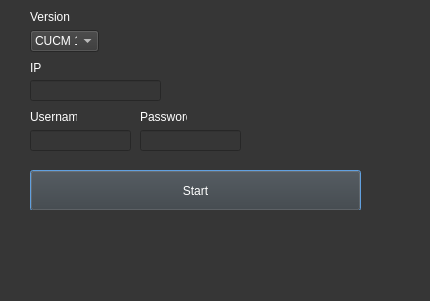
First picture: the form in login.ui, repository ylly08/Cisco_Automation, before the edit.
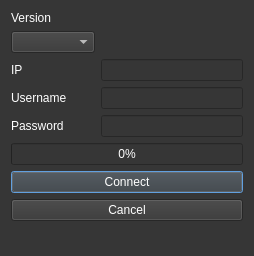
Second picture: the form after the edit.

Commit message: v.03 / new UI / new connect_cucm function

```diff
--- a/login.ui
+++ b/login.ui
@@ -6,8 +6,8 @@
    <rect>
     <x>0</x>
     <y>0</y>
-    <width>430</width>
-    <height>301</height>
+    <width>254</width>
+    <height>256</height>
    </rect>
   </property>
   <property name="windowTitle">
@@ -20,45 +20,23 @@
 color: rgb(255, 255, 255);
 </string>
   </property>
-  <widget class="QLineEdit" name="cucm_ip">
-   <property name="geometry">
-    <rect>
-     <x>30</x>
-     <y>80</y>
-     <width>131</width>
-     <height>21</height>
-    </rect>
-   </property>
-  </widget>
-  <widget class="QLineEdit" name="lineEdit_2">
-   <property name="geometry">
-    <rect>
-     <x>30</x>
-     <y>130</y>
-     <width>101</width>
-     <height>21</height>
-    </rect>
-   </property>
-  </widget>
-  <widget class="QLineEdit" name="lineEdit_3">
-   <property name="geometry">
-    <rect>
-     <x>140</x>
-     <y>130</y>
-     <width>101</width>
-     <height>21</height>
-    </rect>
-   </property>
-  </widget>
-  <widget class="QComboBox" name="comboBox">
-   <property name="geometry">
-    <rect>
-     <x>30</x>
-     <y>30</y>
-     <width>69</width>
-     <height>22</height>
-    </rect>
-   </property>
+  <layout class="QGridLayout" name="gridLayout">
+   <item row="0" column="0">
+    <layout class="QFormLayout" name="formLayout">
+     <item row="3" column="0">
+      <widget class="QLabel" name="label_4">
+       <property name="text">
+        <string>Version</string>
+       </property>
+      </widget>
+     </item>
+     <item row="4" column="0">
+      <widget class="QComboBox" name="cucm_version">
+       <item>
+        <property name="text">
+         <string/>
+        </property>
+       </item>
    <item>
     <property name="text">
      <string>CUCM 10</string>
@@ -74,97 +52,74 @@
      <string>CUCM 12</string>
     </property>
    </item>
-  </widget>
-  <widget class="QLabel" name="label">
-   <property name="geometry">
-    <rect>
-     <x>30</x>
-     <y>60</y>
-     <width>16</width>
-     <height>16</height>
-    </rect>
-   </property>
+       <item>
    <property name="text">
-    <string>IP</string>
-   </property>
-  </widget>
+         <string>CUCM 14</string>
+        </property>
+       </item>
+      </widget>
+     </item>
+     <item row="7" column="1">
+      <widget class="QLineEdit" name="cucm_ip"/>
+     </item>
+     <item row="8" column="0">
   <widget class="QLabel" name="label_2">
-   <property name="geometry">
-    <rect>
-     <x>30</x>
-     <y>110</y>
-     <width>47</width>
-     <height>13</height>
-    </rect>
-   </property>
    <property name="text">
     <string>Username</string>
    </property>
   </widget>
+     </item>
+     <item row="8" column="1">
+      <widget class="QLineEdit" name="username"/>
+     </item>
+     <item row="9" column="0">
   <widget class="QLabel" name="label_3">
-   <property name="geometry">
-    <rect>
-     <x>140</x>
-     <y>110</y>
-     <width>47</width>
-     <height>13</height>
-    </rect>
-   </property>
    <property name="text">
     <string>Password</string>
    </property>
   </widget>
-  <widget class="QPushButton" name="test">
-   <property name="geometry">
-    <rect>
-     <x>30</x>
-     <y>170</y>
-     <width>331</width>
-     <height>41</height>
-    </rect>
-   </property>
+     </item>
+     <item row="9" column="1">
+      <widget class="QLineEdit" name="pwd">
+       <property name="echoMode">
+        <enum>QLineEdit::Password</enum>
+       </property>
+      </widget>
+     </item>
+     <item row="7" column="0">
+      <widget class="QLabel" name="label">
    <property name="text">
-    <string>Start</string>
-   </property>
-  </widget>
-  <widget class="QLabel" name="label_4">
-   <property name="geometry">
-    <rect>
-     <x>30</x>
-     <y>10</y>
-     <width>47</width>
-     <height>13</height>
-    </rect>
-   </property>
+        <string>IP</string>
+       </property>
+      </widget>
+     </item>
+     <item row="10" column="0" colspan="2">
+      <widget class="QProgressBar" name="load">
+       <property name="enabled">
+        <bool>true</bool>
+       </property>
+       <property name="value">
+        <number>0</number>
+       </property>
+      </widget>
+     </item>
+     <item row="11" column="0" colspan="2">
+      <widget class="QPushButton" name="connect">
    <property name="text">
-    <string>Version</string>
-   </property>
-  </widget>
-  <widget class="QWidget" name="verticalLayoutWidget">
-   <property name="geometry">
-    <rect>
-     <x>20</x>
-     <y>210</y>
-     <width>371</width>
-     <height>80</height>
-    </rect>
-   </property>
-   <layout class="QVBoxLayout" name="verticalLayout">
-    <item>
-     <spacer name="verticalSpacer">
-      <property name="orientation">
-       <enum>Qt::Vertical</enum>
-      </property>
-      <property name="sizeHint" stdset="0">
-       <size>
-        <width>20</width>
-        <height>40</height>
-       </size>
-      </property>
-     </spacer>
-    </item>
-   </layout>
-  </widget>
+        <string>Connect</string>
+       </property>
+      </widget>
+     </item>
+     <item row="12" column="0" colspan="2">
+      <widget class="QPushButton" name="quit">
+       <property name="text">
+        <string>Cancel</string>
+       </property>
+      </widget>
+     </item>
+    </layout>
+   </item>
+  </layout>
  </widget>
  <resources/>
  <connections/>
```
Left out of the diff: 2 changed lines with no effect on the pictures. Lines whose indentation alone changed are shown as unchanged. The commit also changes 5 other files.
